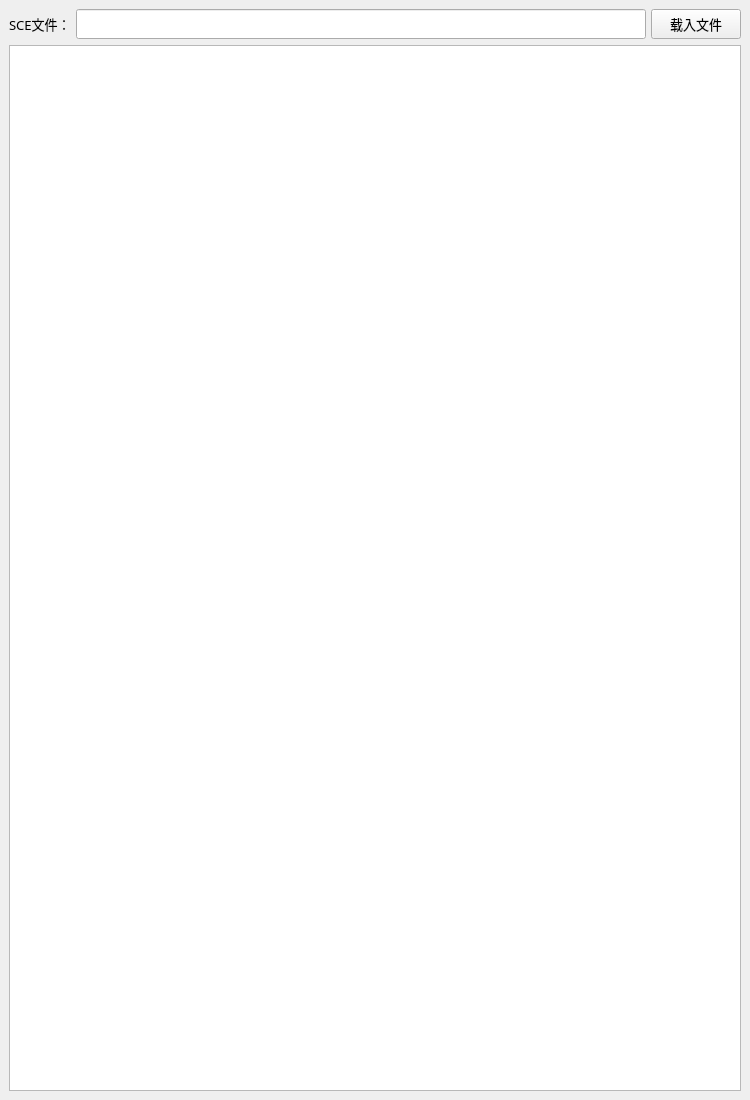
Before: the Qt Designer form reader.ui in Hart-160/sce-reader, drawn with Qt 5.
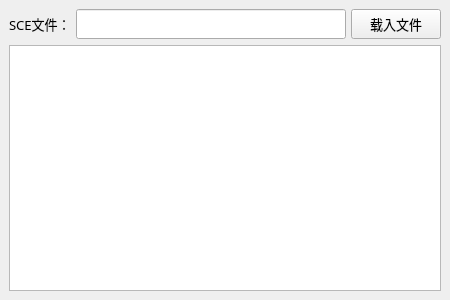
After: the same form once the commit is applied.

Commit message: 优化GUI逻辑

What changed in the file:
```diff
--- a/reader.ui
+++ b/reader.ui
@@ -6,19 +6,25 @@
    <rect>
     <x>0</x>
     <y>0</y>
-    <width>750</width>
-    <height>1100</height>
+    <width>450</width>
+    <height>300</height>
    </rect>
   </property>
+  <property name="sizePolicy">
+   <sizepolicy hsizetype="Expanding" vsizetype="Expanding">
+    <horstretch>0</horstretch>
+    <verstretch>0</verstretch>
+   </sizepolicy>
+  </property>
   <property name="minimumSize">
    <size>
-    <width>750</width>
-    <height>1100</height>
+    <width>450</width>
+    <height>0</height>
    </size>
   </property>
   <property name="maximumSize">
    <size>
-    <width>900</width>
+    <width>16777215</width>
     <height>16777215</height>
    </size>
   </property>
@@ -87,7 +93,7 @@
         </property>
         <property name="maximumSize">
          <size>
-          <width>725</width>
+          <width>16777215</width>
           <height>30</height>
          </size>
         </property>
@@ -142,13 +148,13 @@
       </property>
       <property name="minimumSize">
        <size>
-        <width>500</width>
+        <width>0</width>
         <height>0</height>
        </size>
       </property>
       <property name="maximumSize">
        <size>
-        <width>900</width>
+        <width>16777215</width>
         <height>16777215</height>
        </size>
       </property>
```
The commit also changes 2 other files.
